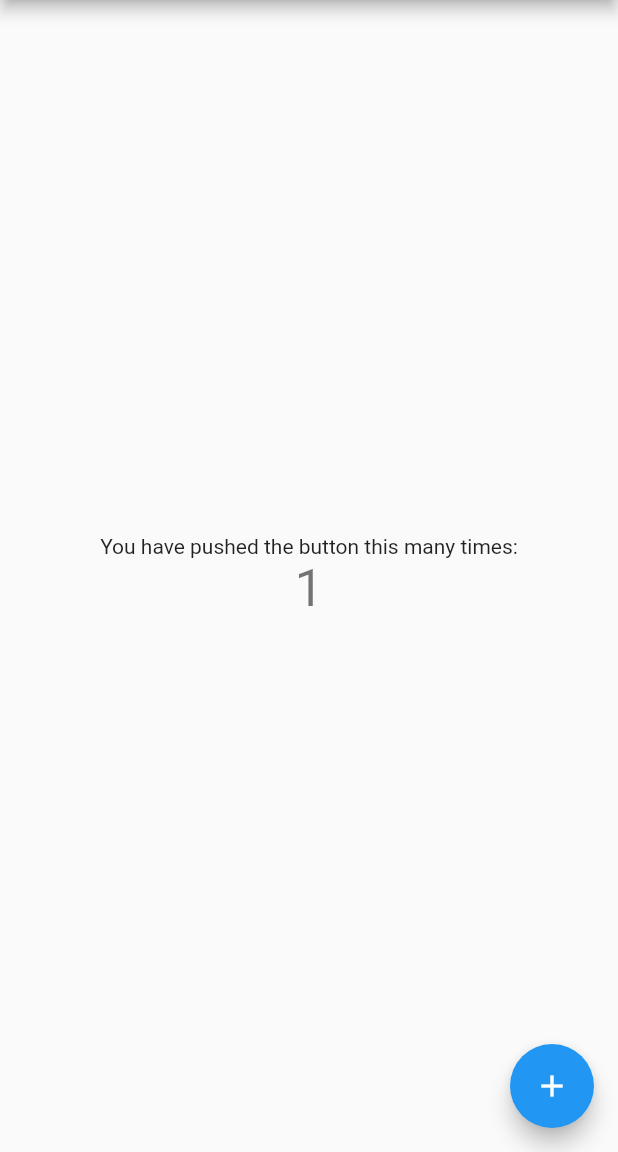
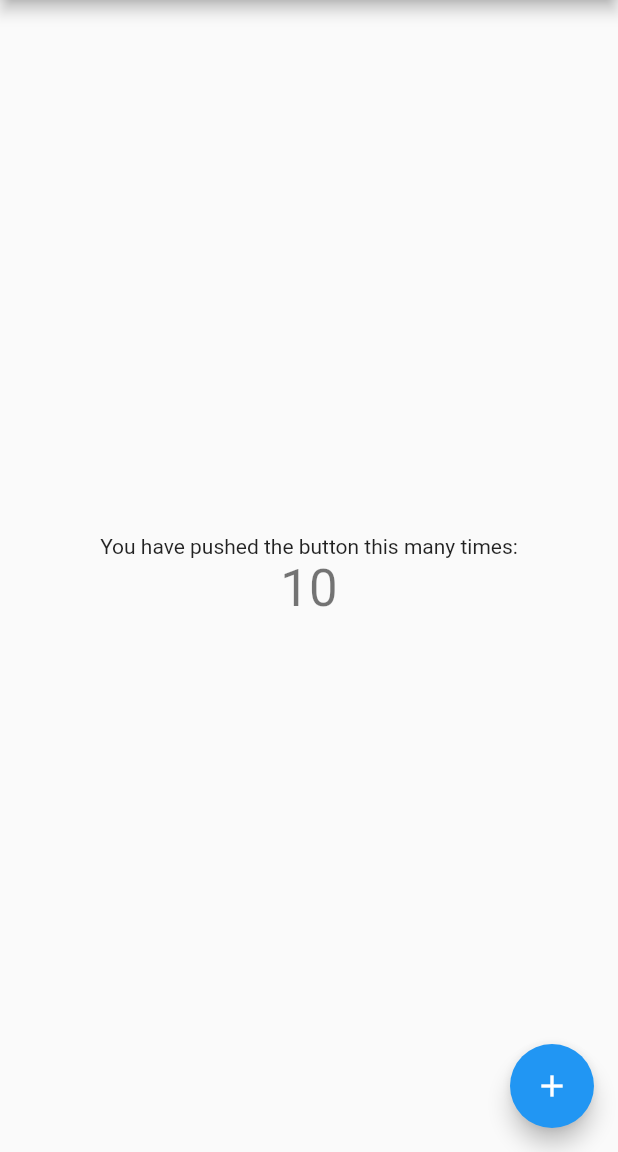
Before and after one commit to Noostar/mobile, a Flutter app: the screen it shows after launch, after a tap on the "add" icon, on a phone screen of 412 x 824 dp, the part 84-1236 px from its top. Run offline on Flutter 3.47's test engine with Material 2 defaults, Android fonts, the phone set to English and light mode, and no system bars; our stand-ins replace flutter_bloc.

```diff
--- /dev/null
+++ b/lib/examples_from_courses/application/course_details_bloc/course_details_events.dart
@@ -0,0 +1,3 @@
+abstract class CourseDetailsEvent {}
+
+class CourseDetailsBought extends CourseDetailsEvent {}
--- a/lib/main.dart
+++ b/lib/main.dart
@@ -48,57 +48,33 @@ class MyHomePage extends StatefulWidget {
 class _MyHomePageState extends State<MyHomePage> {
   int _counter = 0;
 
-  void _incrementCounter() {
+  void _incrementCounter() async {
     setState(() {
-      // This call to setState tells the Flutter framework that something has
-      // changed in this State, which causes it to rerun the build method below
-      // so that the display can reflect the updated values. If we changed
-      // _counter without calling setState(), then the build method would not be
-      // called again, and so nothing would appear to happen.
       _counter++;
     });
   }
 
   @override
-  Widget build(BuildContext context) {
-    // This method is rerun every time setState is called, for instance as done
-    // by the _incrementCounter method above.
-    //
-    // The Flutter framework has been optimized to make rerunning build methods
-    // fast, so that you can just rebuild anything that needs updating rather
-    // than having to individually change instances of widgets.
-    return Scaffold(
+  Widget build(BuildContext context) => Scaffold(
         appBar: AppBar(
-        // Here we take the value from the MyHomePage object that was created by
-        // the App.build method, and use it to set our appbar title.
           title: Text(widget.title),
         ),
         body: Center(
-        // Center is a layout widget. It takes a single child and positions it
-        // in the middle of the parent.
           child: Column(
-          // Column is also a layout widget. It takes a list of children and
-          // arranges them vertically. By default, it sizes itself to fit its
-          // children horizontally, and tries to be as tall as its parent.
-          //
-          // Invoke "debug painting" (press "p" in the console, choose the
-          // "Toggle Debug Paint" action from the Flutter Inspector in Android
-          // Studio, or the "Toggle Debug Paint" command in Visual Studio Code)
-          // to see the wireframe for each widget.
-          //
-          // Column has various properties to control how it sizes itself and
-          // how it positions its children. Here we use mainAxisAlignment to
-          // center the children vertically; the main axis here is the vertical
-          // axis because Columns are vertical (the cross axis would be
-          // horizontal).
             mainAxisAlignment: MainAxisAlignment.center,
             children: <Widget>[
               Text(
                 'You have pushed the button this many times:',
               ),
-            Text(
+              StreamBuilder(
+                stream: Stream.periodic(
+                  const Duration(seconds: 1),
+                  (_) => ++_counter,
+                ),
+                builder: (context, AsyncSnapshot snap) => Text(
                   '$_counter',
                   style: Theme.of(context).textTheme.headline4,
+                ),
               ),
             ],
           ),
@@ -110,4 +86,27 @@ class _MyHomePageState extends State<MyHomePage> {
         ), // This trailing comma makes auto-formatting nicer for build methods.
       );
 }
-}
+
+///
+/// Группы
+///
+
+///
+/// Влад - Евгений Чуб
+/// Sign in
+/// branch: feature/sign_in
+///
+/// Ира - Арсений
+/// Courses
+/// branch: feature/courses
+///
+/// Евгений - Алексанр
+/// Password recovery
+/// branch: feature/recovery_password
+///
+/// Егор
+/// Cabinet
+///
+///
+/// Скинуть почитать про gitFlow
+///
--- a/pubspec.yaml
+++ b/pubspec.yaml
@@ -11,6 +11,8 @@ environment:
 dependencies:
   flutter:
     sdk: flutter
+  bloc: ^6.1.1
+  flutter_bloc: ^6.1.1
   provider: ^4.3.2+4
 
 dev_dependencies:
```
Also changed, not shown: lib/examples_from_courses/application/course_details_bloc/course_details_bloc.dart_bloc.dart (added, +23 -0 lines), lib/examples_from_courses/application/course_details_bloc/course_details_state.dart (added, +24 -0 lines), lib/examples_from_courses/presentation/pages/course_details/course_detaills.dart (+4 -3 lines), lib/examples_from_courses/presentation/widgets/app_bar_content.dart (added, +54 -0 lines), pubspec.lock (deleted), 1 other file. Lines whose indentation alone changed are shown as unchanged.
